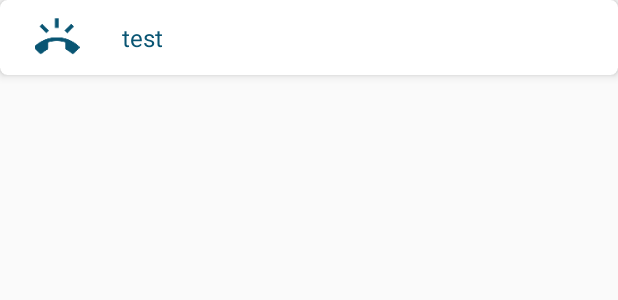
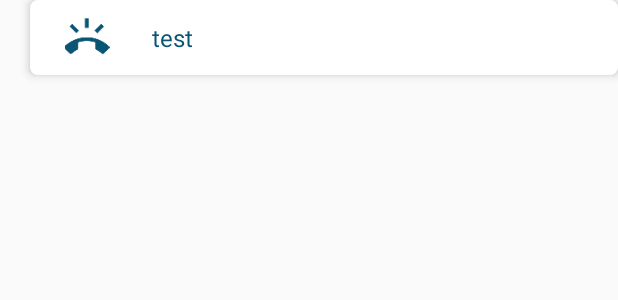
Before and after one commit to abenoit/soundboard-minions, an Android app: the layout item_ringtone.xml on its own in the app's theme, with its tools: preview values and no code run, on a phone screen of 412 x 824 dp. Shown: the top 300 px of the screen. Run offline under Robolectric (Android 15) with nearby library versions, the phone set to English and light mode, and no system bars.

Commit message:
Styles et trads et règles du jeu

```diff
--- a/app/src/main/java/com/soundboard/minions/soundboardminions/SoundboardActivity.java
+++ b/app/src/main/java/com/soundboard/minions/soundboardminions/SoundboardActivity.java
@@ -46,8 +46,6 @@ public class SoundboardActivity extends ActionBarActivity
         soundListView.setAdapter(adapter);
     }
 
-
-
     @Override
     public void displayRingtonePopup(Sound sound) {
         displayPopup(sound);
@@ -77,7 +75,6 @@ public class SoundboardActivity extends ActionBarActivity
      * End Popup
      */
 
-
     @Override
     public void setAsRingtone(Sound sound) {
         disablePopup();
--- a/app/src/main/java/com/soundboard/minions/soundboardminions/adapter/SoundsAdapter.java
+++ b/app/src/main/java/com/soundboard/minions/soundboardminions/adapter/SoundsAdapter.java
@@ -67,7 +67,6 @@ public class SoundsAdapter extends ArrayAdapter<Sound> {
                     playingImgView = null;
                     playingMainView = null;
                     playingProgressBar = null;
-
                 }
             }
         });
@@ -103,7 +102,6 @@ public class SoundsAdapter extends ArrayAdapter<Sound> {
                 setStopReadingState(playSoundImg, progressReading, mainView);
             }
         });
-
         mPlayer.start();
         mPlayer.seekTo(0);
     }
--- a/app/src/main/res/layout/activity_soundboard.xml
+++ b/app/src/main/res/layout/activity_soundboard.xml
@@ -30,6 +30,8 @@
         android:id="@+id/soundsListLayout"
         android:layout_width="match_parent"
         android:layout_height="match_parent"
+        android:paddingBottom="15dp"
+        android:paddingTop="15dp"
         android:clipToPadding="false"
         android:columnWidth="90dp"
         android:gravity="center"
--- a/app/src/main/res/layout/item_ringtone.xml
+++ b/app/src/main/res/layout/item_ringtone.xml
@@ -3,13 +3,14 @@
     xmlns:android="http://schemas.android.com/apk/res/android"
     xmlns:card_view="http://schemas.android.com/apk/res-auto"
     android:id="@+id/cardsound"
+    android:gravity="center_horizontal"
+    android:layout_centerHorizontal="true"
     android:layout_width="match_parent"
+    android:paddingEnd="20dp"
+    android:paddingRight="20dp"
+    android:layout_marginLeft="20dp"
+    android:layout_marginStart="20dp"
     android:layout_height="50dp"
-    android:gravity="center"
-    android:layout_centerInParent="true"
-    android:layout_centerHorizontal="true"
-    android:layout_gravity="center_horizontal"
-    android:paddingTop="100dp"
     card_view:cardCornerRadius="5dp"
     card_view:cardElevation="4dp">
 
--- a/app/src/main/res/values/strings.xml
+++ b/app/src/main/res/values/strings.xml
@@ -18,5 +18,7 @@
     <string name="menu">Back to main menu</string>
     <string name="long_press_to_set_as_ringtone">Long press on a sound to set it as your ringtone !</string>
     <string name="notification">Notification sound</string>
-    <string name="define_as">Define %s as ...</string>
+    <string name="define_as">Define %s as …</string>
+    <string name="memory_rules">Click and turn over any two cards. If the sounds match, they are marked as validated. The game is won when all the cards have been matched.</string>
+    <string name="start">Start</string>
 </resources>
```
Also changed, not shown: app/src/main/java/com/soundboard/minions/soundboardminions/MemoryActivity.java (+16 -2 lines), app/src/main/res/layout/activity_memory.xml (+4 -3 lines), app/src/main/res/layout/popup_ringtone.xml (+8 -3 lines), 1 other file.
